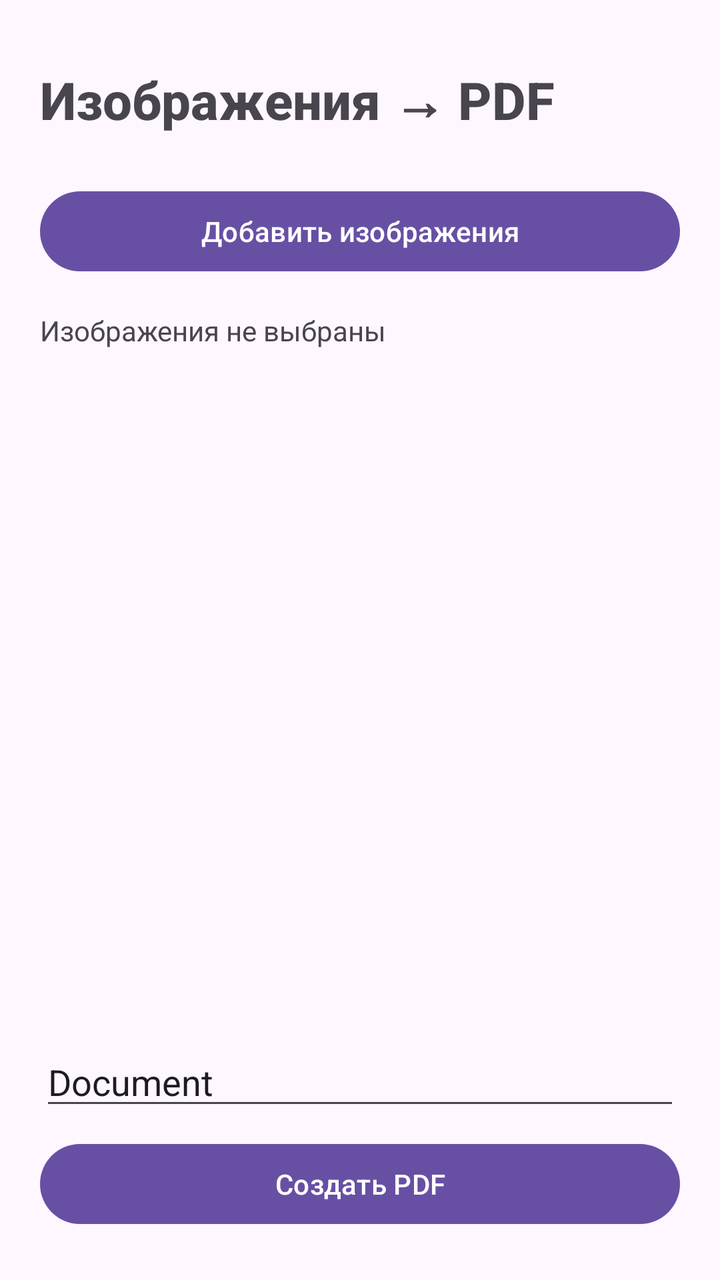
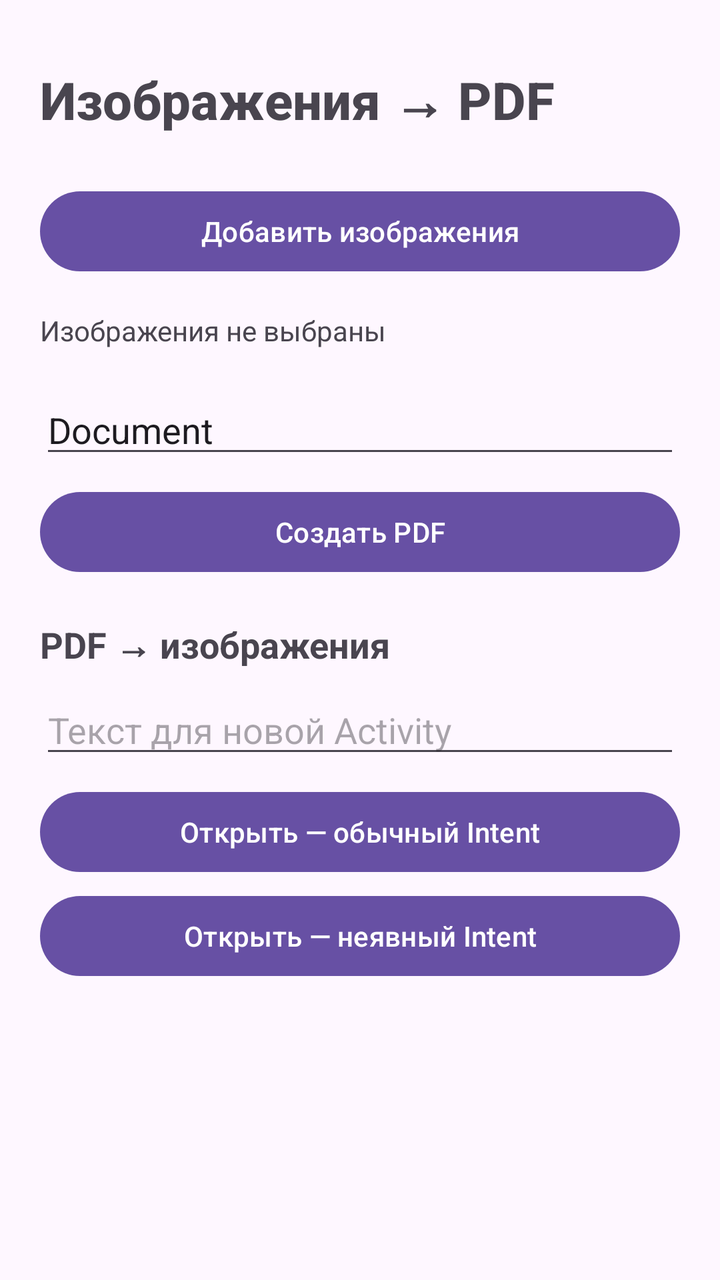

Screens rendered from an Android XML layout before and after an edit, with the pre-edit source and the edit as a unified diff.
<!-- AndroidManifest.xml: application theme Theme.ConvectorFiles -->
<!-- res/layout/activity_main.xml -->
<?xml version="1.0" encoding="utf-8"?>
<LinearLayout
    xmlns:android="http://schemas.android.com/apk/res/android"
    android:layout_width="match_parent"
    android:layout_height="match_parent"
    android:orientation="vertical"
    android:paddingStart="20dp"
    android:paddingTop="32dp"
    android:paddingEnd="20dp"
    android:paddingBottom="24dp">

    <TextView
        android:id="@+id/titleText"
        android:layout_width="wrap_content"
        android:layout_height="wrap_content"
        android:text="Изображения → PDF"
        android:textSize="26sp"
        android:textStyle="bold"
        android:fontFamily="sans-serif-medium"
        android:layout_marginBottom="24dp" />

    <Button
        android:id="@+id/selectImagesButton"
        android:layout_width="match_parent"
        android:layout_height="wrap_content"
        android:text="Добавить изображения" />

    <TextView
        android:id="@+id/selectedImagesText"
        android:layout_width="wrap_content"
        android:layout_height="wrap_content"
        android:text="Изображения не выбраны"
        android:textSize="14sp"
        android:fontFamily="sans-serif"
        android:layout_marginTop="16dp"
        android:layout_marginBottom="6dp" />

    <androidx.recyclerview.widget.RecyclerView
        android:id="@+id/imagesRecyclerView"
        android:layout_width="match_parent"
        android:layout_height="0dp"
        android:layout_weight="1" />

    <EditText
        android:id="@+id/pdfNameEditText"
        android:layout_width="match_parent"
        android:layout_height="wrap_content"
        android:hint="Имя PDF"
        android:inputType="text"
        android:text="Document"
        android:layout_marginTop="12dp" />

    <Button
        android:id="@+id/createPdfButton"
        android:layout_width="match_parent"
        android:layout_height="wrap_content"
        android:text="Создать PDF"
        android:layout_marginTop="8dp" />

</LinearLayout>
<!-- resources referenced by this layout -->
<resources>
  <style name="Theme.ConvectorFiles" parent="Base.Theme.ConvectorFiles" />
  <style name="Base.Theme.ConvectorFiles" parent="Theme.Material3.DayNight.NoActionBar">
          
          
      </style>
</resources>

<!-- the commit's change to res/layout/activity_main.xml (unified diff, before → after) -->
@@ -1,60 +1,103 @@
 <?xml version="1.0" encoding="utf-8"?>
-<LinearLayout
+<androidx.core.widget.NestedScrollView
     xmlns:android="http://schemas.android.com/apk/res/android"
+    android:id="@+id/mainScroll"
     android:layout_width="match_parent"
     android:layout_height="match_parent"
-    android:orientation="vertical"
-    android:paddingStart="20dp"
-    android:paddingTop="32dp"
-    android:paddingEnd="20dp"
-    android:paddingBottom="24dp">
+    android:fillViewport="true"
+    android:clipToPadding="false">
 
-    <TextView
-        android:id="@+id/titleText"
-        android:layout_width="wrap_content"
-        android:layout_height="wrap_content"
-        android:text="Изображения → PDF"
-        android:textSize="26sp"
-        android:textStyle="bold"
-        android:fontFamily="sans-serif-medium"
-        android:layout_marginBottom="24dp" />
-
-    <Button
-        android:id="@+id/selectImagesButton"
+    <LinearLayout
         android:layout_width="match_parent"
         android:layout_height="wrap_content"
-        android:text="Добавить изображения" />
+        android:orientation="vertical"
+        android:paddingStart="20dp"
+        android:paddingTop="32dp"
+        android:paddingEnd="20dp"
+        android:paddingBottom="24dp">
 
-    <TextView
-        android:id="@+id/selectedImagesText"
-        android:layout_width="wrap_content"
-        android:layout_height="wrap_content"
-        android:text="Изображения не выбраны"
-        android:textSize="14sp"
-        android:fontFamily="sans-serif"
-        android:layout_marginTop="16dp"
-        android:layout_marginBottom="6dp" />
+        <TextView
+            android:id="@+id/titleText"
+            android:layout_width="wrap_content"
+            android:layout_height="wrap_content"
+            android:text="Изображения → PDF"
+            android:textSize="26sp"
+            android:textStyle="bold"
+            android:fontFamily="sans-serif-medium"
+            android:layout_marginBottom="24dp" />
 
-    <androidx.recyclerview.widget.RecyclerView
-        android:id="@+id/imagesRecyclerView"
-        android:layout_width="match_parent"
-        android:layout_height="0dp"
-        android:layout_weight="1" />
+        <Button
+            android:id="@+id/selectImagesButton"
+            android:layout_width="match_parent"
+            android:layout_height="wrap_content"
+            android:text="Добавить изображения" />
 
-    <EditText
-        android:id="@+id/pdfNameEditText"
-        android:layout_width="match_parent"
-        android:layout_height="wrap_content"
-        android:hint="Имя PDF"
-        android:inputType="text"
-        android:text="Document"
-        android:layout_marginTop="12dp" />
+        <TextView
+            android:id="@+id/selectedImagesText"
+            android:layout_width="wrap_content"
+            android:layout_height="wrap_content"
+            android:text="Изображения не выбраны"
+            android:textSize="14sp"
+            android:fontFamily="sans-serif"
+            android:layout_marginTop="16dp"
+            android:layout_marginBottom="6dp" />
 
-    <Button
-        android:id="@+id/createPdfButton"
-        android:layout_width="match_parent"
-        android:layout_height="wrap_content"
-        android:text="Создать PDF"
-        android:layout_marginTop="8dp" />
+        <androidx.recyclerview.widget.RecyclerView
+            android:id="@+id/imagesRecyclerView"
+            android:layout_width="match_parent"
+            android:layout_height="wrap_content"
+            android:nestedScrollingEnabled="false" />
 
-</LinearLayout>
+        <EditText
+            android:id="@+id/pdfNameEditText"
+            android:layout_width="match_parent"
+            android:layout_height="wrap_content"
+            android:hint="Имя PDF"
+            android:inputType="text"
+            android:text="Document"
+            android:imeOptions="actionDone"
+            android:maxLines="1"
+            android:layout_marginTop="12dp" />
+
+        <Button
+            android:id="@+id/createPdfButton"
+            android:layout_width="match_parent"
+            android:layout_height="wrap_content"
+            android:text="Создать PDF"
+            android:layout_marginTop="8dp" />
+
+        <TextView
+            android:layout_width="wrap_content"
+            android:layout_height="wrap_content"
+            android:layout_marginTop="20dp"
+            android:text="PDF → изображения"
+            android:textSize="18sp"
+            android:textStyle="bold" />
+
+        <EditText
+            android:id="@+id/intentMessageEditText"
+            android:layout_width="match_parent"
+            android:layout_height="wrap_content"
+            android:layout_marginTop="8dp"
+            android:hint="Текст для новой Activity"
+            android:inputType="text"
+            android:imeOptions="actionDone"
+            android:maxLines="1" />
+
+        <Button
+            android:id="@+id/explicitIntentButton"
+            android:layout_width="match_parent"
+            android:layout_height="wrap_content"
+            android:layout_marginTop="8dp"
+            android:text="Открыть — обычный Intent" />
+
+        <Button
+            android:id="@+id/implicitIntentButton"
+            android:layout_width="match_parent"
+            android:layout_height="wrap_content"
+            android:layout_marginTop="4dp"
+            android:text="Открыть — неявный Intent" />
+
+    </LinearLayout>
+
+</androidx.core.widget.NestedScrollView>
